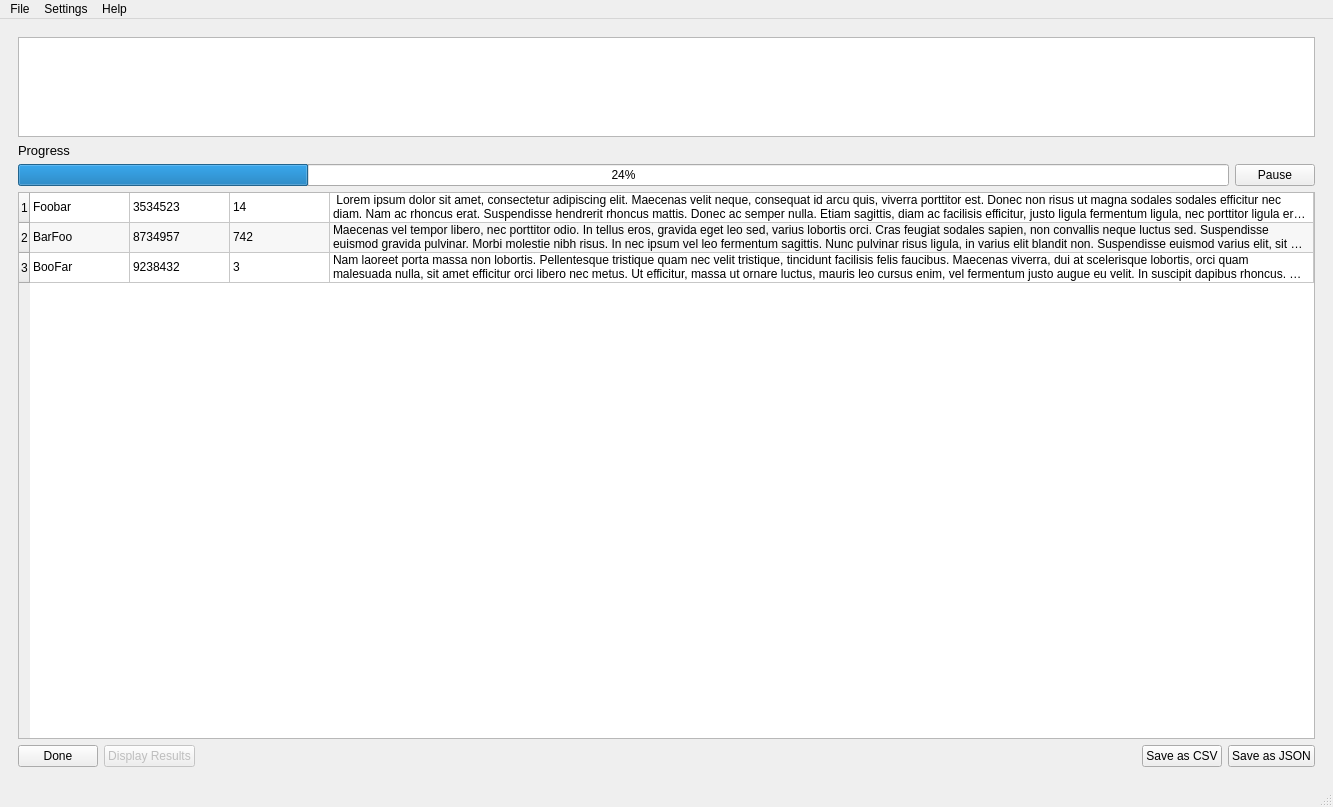
The window that ui/mainwindow.ui (ScriptSmith/reaper) describes before a commit, drawn with Qt 5.
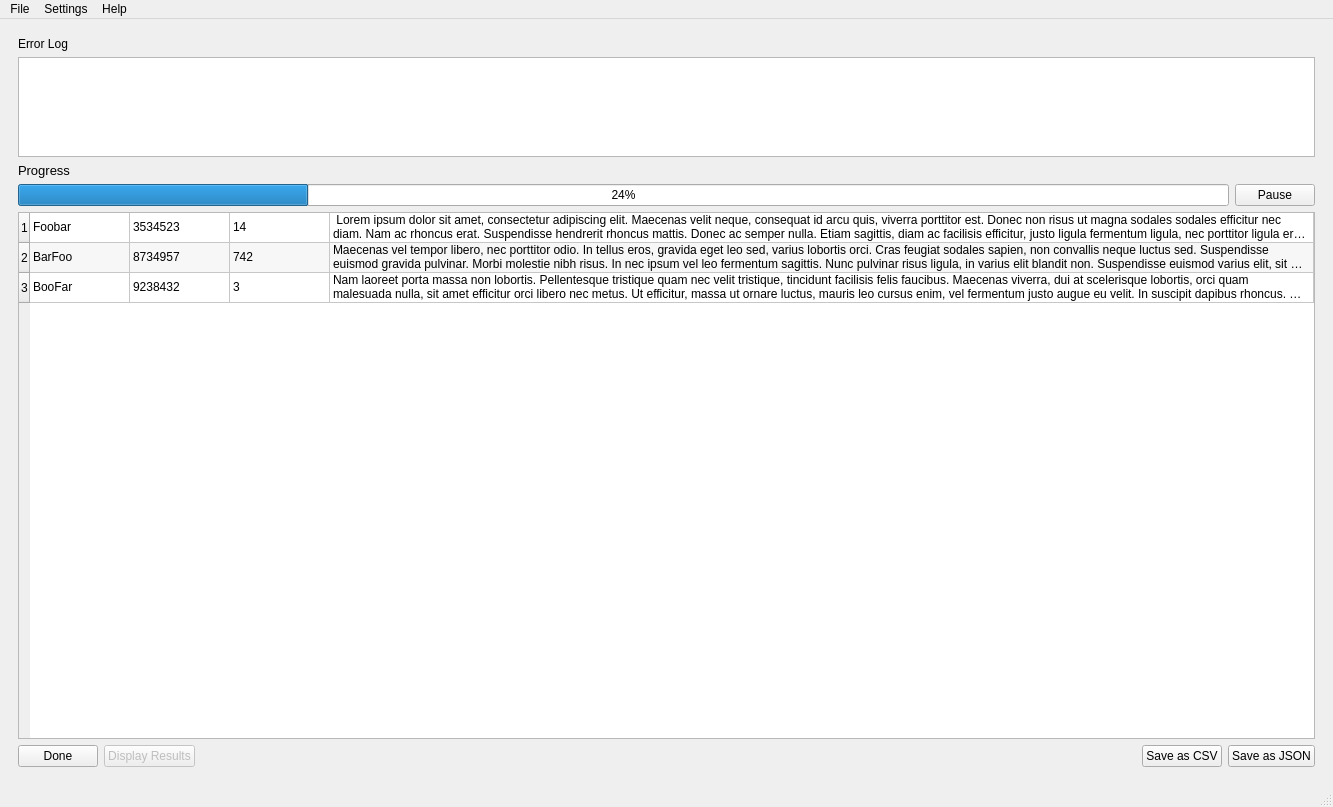
The same window after the commit. The open tabs and pages were chosen to show the change.

Commit message: error log label

What changed in the file:
```diff
--- a/ui/mainwindow.ui
+++ b/ui/mainwindow.ui
@@ -3455,7 +3455,7 @@
         </sizepolicy>
        </property>
        <layout class="QGridLayout" name="gridLayout_8">
-        <item row="7" column="0">
+        <item row="8" column="0">
          <layout class="QHBoxLayout" name="horizontalLayout">
           <item>
            <widget class="QPushButton" name="progressDone">
@@ -3503,7 +3503,7 @@
           </item>
          </layout>
         </item>
-        <item row="1" column="0">
+        <item row="2" column="0">
          <widget class="QLabel" name="progressLabel">
           <property name="font">
            <font>
@@ -3515,7 +3515,7 @@
           </property>
          </widget>
         </item>
-        <item row="2" column="0">
+        <item row="3" column="0">
          <layout class="QHBoxLayout" name="horizontalLayout_9">
           <item>
            <widget class="QProgressBar" name="progressBar">
@@ -3533,7 +3533,7 @@
           </item>
          </layout>
         </item>
-        <item row="6" column="0">
+        <item row="7" column="0">
          <widget class="QTableWidget" name="tableWidget">
           <property name="dragEnabled">
            <bool>true</bool>
@@ -3668,7 +3668,7 @@
           </item>
          </widget>
         </item>
-        <item row="0" column="0">
+        <item row="1" column="0">
          <widget class="QTextEdit" name="textOut">
           <property name="maximumSize">
            <size>
@@ -3691,6 +3691,13 @@
           </property>
          </widget>
         </item>
+        <item row="0" column="0">
+         <widget class="QLabel" name="label_126">
+          <property name="text">
+           <string>Error Log</string>
+          </property>
+         </widget>
+        </item>
        </layout>
       </widget>
       <widget class="QWidget" name="preferences">
```
The commit also changes 1 other file.
